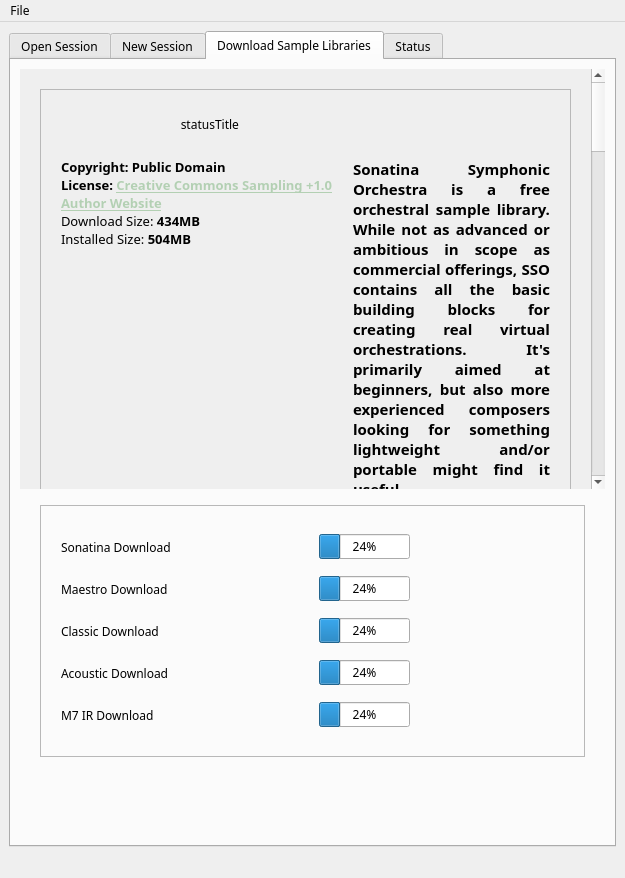
The window that oostudio/OOStudioBase.ui (ccherrett/oom) describes before a commit, drawn with Qt 5.
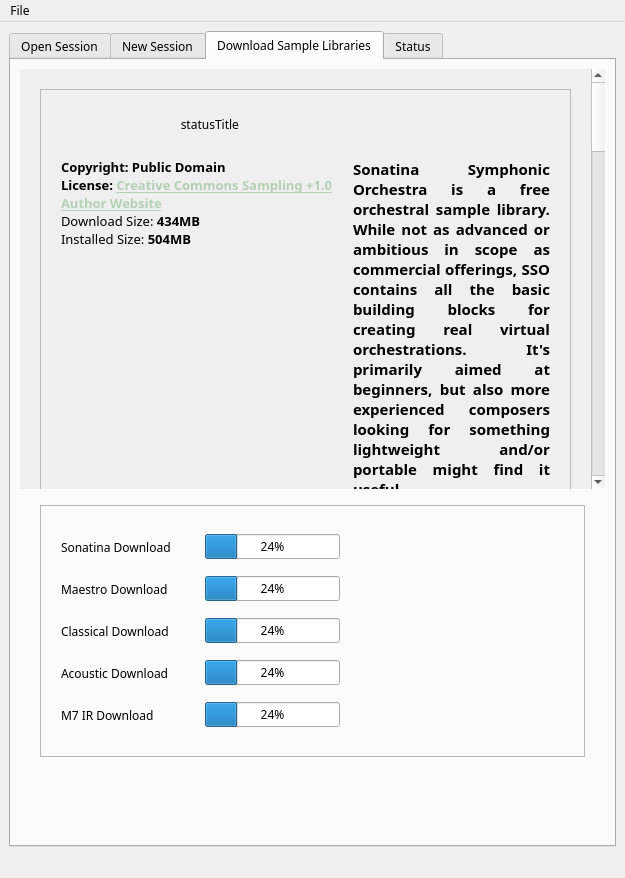
The same window after the commit. The open tabs and pages were chosen to show the change.

Commit message: OOStudio: Show donate button at all times during download

The edit to the form file:
```diff
--- a/oostudio/OOStudioBase.ui
+++ b/oostudio/OOStudioBase.ui
@@ -2605,27 +2605,39 @@
                  <number>20</number>
                 </property>
                 <item>
-                 <layout class="QHBoxLayout" name="horizontalLayout_30">
+                 <layout class="QGridLayout" name="gridLayout">
+                  <property name="sizeConstraint">
+                   <enum>QLayout::SetDefaultConstraint</enum>
+                  </property>
+                  <property name="horizontalSpacing">
+                   <number>4</number>
+                  </property>
+                  <property name="verticalSpacing">
+                   <number>0</number>
+                  </property>
                   <property name="topMargin">
                    <number>0</number>
                   </property>
-                  <item>
+                  <property name="bottomMargin">
+                   <number>0</number>
+                  </property>
+                  <item row="0" column="0">
                    <widget class="QLabel" name="label_25">
                     <property name="sizePolicy">
-                     <sizepolicy hsizetype="Fixed" vsizetype="Preferred">
+                     <sizepolicy hsizetype="Preferred" vsizetype="Preferred">
                       <horstretch>0</horstretch>
                       <verstretch>0</verstretch>
                      </sizepolicy>
                     </property>
                     <property name="minimumSize">
                      <size>
-                      <width>150</width>
+                      <width>140</width>
                       <height>0</height>
                      </size>
                     </property>
                     <property name="maximumSize">
                      <size>
-                      <width>150</width>
+                      <width>16777215</width>
                       <height>16777215</height>
                      </size>
                     </property>
@@ -2637,46 +2649,14 @@
                     </property>
                    </widget>
                   </item>
-                  <item>
-                   <widget class="QToolButton" name="m_btnDonateSonatina">
-                    <property name="text">
-                     <string/>
-                    </property>
-                    <property name="iconSize">
-                     <size>
-                      <width>100</width>
-                      <height>35</height>
-                     </size>
-                    </property>
-                    <property name="autoRaise">
-                     <bool>true</bool>
-                    </property>
-                   </widget>
-                  </item>
-                  <item>
+                  <item row="0" column="2">
                    <widget class="QProgressBar" name="m_progressSonatina">
                     <property name="value">
                      <number>24</number>
                     </property>
                    </widget>
                   </item>
-                  <item>
-                   <spacer name="horizontalSpacer_24">
-                    <property name="orientation">
-                     <enum>Qt::Horizontal</enum>
-                    </property>
-                    <property name="sizeType">
-                     <enum>QSizePolicy::MinimumExpanding</enum>
-                    </property>
-                    <property name="sizeHint" stdset="0">
-                     <size>
-                      <width>2</width>
-                      <height>20</height>
-                     </size>
-                    </property>
-                   </spacer>
-                  </item>
-                  <item>
+                  <item row="0" column="4">
                    <widget class="QToolButton" name="m_btnCancelSonatina">
                     <property name="text">
                      <string/>
@@ -2692,30 +2672,23 @@
                     </property>
                    </widget>
                   </item>
-                 </layout>
-                </item>
-                <item>
-                 <layout class="QHBoxLayout" name="horizontalLayout_31">
-                  <property name="topMargin">
-                   <number>0</number>
-                  </property>
-                  <item>
+                  <item row="1" column="0">
                    <widget class="QLabel" name="label_26">
                     <property name="sizePolicy">
-                     <sizepolicy hsizetype="Fixed" vsizetype="Preferred">
+                     <sizepolicy hsizetype="Preferred" vsizetype="Preferred">
                       <horstretch>0</horstretch>
                       <verstretch>0</verstretch>
                      </sizepolicy>
                     </property>
                     <property name="minimumSize">
                      <size>
-                      <width>150</width>
+                      <width>140</width>
                       <height>0</height>
                      </size>
                     </property>
                     <property name="maximumSize">
                      <size>
-                      <width>150</width>
+                      <width>16777215</width>
                       <height>16777215</height>
                      </size>
                     </property>
@@ -2727,46 +2700,14 @@
                     </property>
                    </widget>
                   </item>
-                  <item>
-                   <widget class="QToolButton" name="m_btnDonateMaestro">
-                    <property name="text">
-                     <string/>
-                    </property>
-                    <property name="iconSize">
-                     <size>
-                      <width>100</width>
-                      <height>35</height>
-                     </size>
-                    </property>
-                    <property name="autoRaise">
-                     <bool>true</bool>
-                    </property>
-                   </widget>
-                  </item>
-                  <item>
+                  <item row="1" column="2">
                    <widget class="QProgressBar" name="m_progressMaestro">
                     <property name="value">
                      <number>24</number>
                     </property>
                    </widget>
                   </item>
-                  <item>
-                   <spacer name="horizontalSpacer_25">
-                    <property name="orientation">
-                     <enum>Qt::Horizontal</enum>
-                    </property>
-                    <property name="sizeType">
-                     <enum>QSizePolicy::MinimumExpanding</enum>
-                    </property>
-                    <property name="sizeHint" stdset="0">
-                     <size>
-                      <width>2</width>
-                      <height>20</height>
-                     </size>
-                    </property>
-                   </spacer>
-                  </item>
-                  <item>
+                  <item row="1" column="4">
                    <widget class="QToolButton" name="m_btnCancelMaestro">
                     <property name="text">
                      <string/>
@@ -2782,81 +2723,42 @@
                     </property>
                    </widget>
                   </item>
-                 </layout>
-                </item>
-                <item>
-                 <layout class="QHBoxLayout" name="horizontalLayout_32">
-                  <property name="topMargin">
-                   <number>0</number>
-                  </property>
-                  <item>
+                  <item row="2" column="0">
                    <widget class="QLabel" name="label_27">
                     <property name="sizePolicy">
-                     <sizepolicy hsizetype="Fixed" vsizetype="Preferred">
+                     <sizepolicy hsizetype="Preferred" vsizetype="Preferred">
                       <horstretch>0</horstretch>
                       <verstretch>0</verstretch>
                      </sizepolicy>
                     </property>
                     <property name="minimumSize">
                      <size>
-                      <width>150</width>
+                      <width>140</width>
                       <height>0</height>
                      </size>
                     </property>
                     <property name="maximumSize">
                      <size>
-                      <width>150</width>
+                      <width>16777215</width>
                       <height>16777215</height>
                      </size>
                     </property>
                     <property name="text">
-                     <string>Classic Download</string>
+                     <string>Classical Download</string>
                     </property>
                     <property name="alignment">
                      <set>Qt::AlignLeading|Qt::AlignLeft|Qt::AlignVCenter</set>
                     </property>
                    </widget>
                   </item>
-                  <item>
-                   <widget class="QToolButton" name="m_btnDonateClassic">
-                    <property name="text">
-                     <string/>
-                    </property>
-                    <property name="iconSize">
-                     <size>
-                      <width>100</width>
-                      <height>35</height>
-                     </size>
-                    </property>
-                    <property name="autoRaise">
-                     <bool>true</bool>
-                    </property>
-                   </widget>
-                  </item>
-                  <item>
+                  <item row="2" column="2">
                    <widget class="QProgressBar" name="m_progressClassic">
                     <property name="value">
                      <number>24</number>
                     </property>
                    </widget>
                   </item>
-                  <item>
-                   <spacer name="horizontalSpacer_28">
-                    <property name="orientation">
-                     <enum>Qt::Horizontal</enum>
-                    </property>
-                    <property name="sizeType">
-                     <enum>QSizePolicy::MinimumExpanding</enum>
-                    </property>
-                    <property name="sizeHint" stdset="0">
-                     <size>
-                      <width>2</width>
-                      <height>20</height>
-                     </size>
-                    </property>
-                   </spacer>
-                  </item>
-                  <item>
+                  <item row="2" column="4">
                    <widget class="QToolButton" name="m_btnCancelClassic">
                     <property name="text">
                      <string/>
@@ -2872,30 +2774,23 @@
                     </property>
                    </widget>
                   </item>
-                 </layout>
-                </item>
-                <item>
-                 <layout class="QHBoxLayout" name="horizontalLayout_35">
-                  <property name="topMargin">
-                   <number>0</number>
-                  </property>
-                  <item>
+                  <item row="3" column="0">
                    <widget class="QLabel" name="label_30">
                     <property name="sizePolicy">
-                     <sizepolicy hsizetype="Fixed" vsizetype="Preferred">
+                     <sizepolicy hsizetype="Preferred" vsizetype="Preferred">
                       <horstretch>0</horstretch>
                       <verstretch>0</verstretch>
                      </sizepolicy>
                     </property>
                     <property name="minimumSize">
                      <size>
-                      <width>150</width>
+                      <width>140</width>
                       <height>0</height>
                      </size>
                     </property>
                     <property name="maximumSize">
                      <size>
-                      <width>150</width>
+                      <width>16777215</width>
                       <height>16777215</height>
                      </size>
                     </property>
@@ -2907,46 +2802,14 @@
                     </property>
                    </widget>
                   </item>
-                  <item>
-                   <widget class="QToolButton" name="m_btnDonateAcoustic">
-                    <property name="text">
-                     <string/>
-                    </property>
-                    <property name="iconSize">
-                     <size>
-                      <width>100</width>
-                      <height>35</height>
-                     </size>
-                    </property>
-                    <property name="autoRaise">
-                     <bool>true</bool>
-                    </property>
-                   </widget>
-                  </item>
-                  <item>
+                  <item row="3" column="2">
                    <widget class="QProgressBar" name="m_progressAcoustic">
                     <property name="value">
                      <number>24</number>
                     </property>
                    </widget>
                   </item>
-                  <item>
-                   <spacer name="horizontalSpacer_26">
-                    <property name="orientation">
-                     <enum>Qt::Horizontal</enum>
-                    </property>
-                    <property name="sizeType">
-                     <enum>QSizePolicy::MinimumExpanding</enum>
-                    </property>
-                    <property name="sizeHint" stdset="0">
-                     <size>
-                      <width>2</width>
-                      <height>20</height>
-                     </size>
-                    </property>
-                   </spacer>
-                  </item>
-                  <item>
+                  <item row="3" column="4">
                    <widget class="QToolButton" name="m_btnCancelAcoustic">
                     <property name="text">
                      <string/>
@@ -2962,30 +2825,23 @@
                     </property>
                    </widget>
                   </item>
-                 </layout>
-                </item>
-                <item>
-                 <layout class="QHBoxLayout" name="horizontalLayout_36">
-                  <property name="topMargin">
-                   <number>0</number>
-                  </property>
-                  <item>
+                  <item row="4" column="0">
                    <widget class="QLabel" name="label_31">
                     <property name="sizePolicy">
-                     <sizepolicy hsizetype="Fixed" vsizetype="Preferred">
+                     <sizepolicy hsizetype="Preferred" vsizetype="Preferred">
                       <horstretch>0</horstretch>
                       <verstretch>0</verstretch>
                      </sizepolicy>
                     </property>
                     <property name="minimumSize">
                      <size>
-                      <width>150</width>
+                      <width>140</width>
                       <height>0</height>
                      </size>
                     </property>
                     <property name="maximumSize">
                      <size>
-                      <width>150</width>
+                      <width>16777215</width>
                       <height>16777215</height>
                      </size>
                     </property>
@@ -2997,47 +2853,113 @@
                     </property>
                    </widget>
                   </item>
-                  <item>
-                   <widget class="QToolButton" name="m_btnDonateM7">
-                    <property name="text">
-                     <string/>
-                    </property>
-                    <property name="iconSize">
-                     <size>
-                      <width>100</width>
-                      <height>35</height>
-                     </size>
-                    </property>
-                    <property name="autoRaise">
-                     <bool>true</bool>
-                    </property>
-                   </widget>
-                  </item>
-                  <item>
+                  <item row="4" column="2">
                    <widget class="QProgressBar" name="m_progressM7">
                     <property name="value">
                      <number>24</number>
                     </property>
                    </widget>
                   </item>
-                  <item>
-                   <spacer name="horizontalSpacer_27">
-                    <property name="orientation">
-                     <enum>Qt::Horizontal</enum>
-                    </property>
-                    <property name="sizeType">
-                     <enum>QSizePolicy::MinimumExpanding</enum>
-                    </property>
-                    <property name="sizeHint" stdset="0">
-                     <size>
-                      <width>2</width>
-                      <height>20</height>
-                     </size>
-                    </property>
-                   </spacer>
-                  </item>
-                  <item>
+                  <item row="4" column="4">
                    <widget class="QToolButton" name="m_btnCancelM7">
+                    <property name="toolTip">
+                     <string>Cancel download or clear progress when complete</string>
+                    </property>
+                    <property name="text">
+                     <string/>
+                    </property>
+                    <property name="iconSize">
+                     <size>
+                      <width>100</width>
+                      <height>35</height>
+                     </size>
+                    </property>
+                    <property name="autoRaise">
+                     <bool>true</bool>
+                    </property>
+                   </widget>
+                  </item>
+                  <item row="0" column="3">
+                   <widget class="QToolButton" name="m_btnDonateSonatina">
+                    <property name="toolTip">
+                     <string>Click Sonatina website</string>
+                    </property>
+                    <property name="text">
+                     <string/>
+                    </property>
+                    <property name="iconSize">
+                     <size>
+                      <width>100</width>
+                      <height>35</height>
+                     </size>
+                    </property>
+                    <property name="autoRaise">
+                     <bool>true</bool>
+                    </property>
+                   </widget>
+                  </item>
+                  <item row="1" column="3">
+                   <widget class="QToolButton" name="m_btnDonateMaestro">
+                    <property name="toolTip">
+                     <string>Click for Maestro website</string>
+                    </property>
+                    <property name="text">
+                     <string/>
+                    </property>
+                    <property name="iconSize">
+                     <size>
+                      <width>100</width>
+                      <height>35</height>
+                     </size>
+                    </property>
+                    <property name="autoRaise">
+                     <bool>true</bool>
+                    </property>
+                   </widget>
+                  </item>
+                  <item row="2" column="3">
+                   <widget class="QToolButton" name="m_btnDonateClassic">
+                    <property name="toolTip">
+                     <string>Click for Classical Guitar website</string>
+                    </property>
+                    <property name="text">
+                     <string/>
+                    </property>
+                    <property name="iconSize">
+                     <size>
+                      <width>100</width>
+                      <height>35</height>
+                     </size>
+                    </property>
+                    <property name="autoRaise">
+                     <bool>true</bool>
+                    </property>
+                   </widget>
+                  </item>
+                  <item row="3" column="3">
+                   <widget class="QToolButton" name="m_btnDonateAcoustic">
+                    <property name="toolTip">
+                     <string>Click for Acoustic Guitar website</string>
+                    </property>
+                    <property name="text">
+                     <string/>
+                    </property>
+                    <property name="iconSize">
+                     <size>
+                      <width>100</width>
+                      <height>35</height>
+                     </size>
+                    </property>
+                    <property name="autoRaise">
+                     <bool>true</bool>
+                    </property>
+                   </widget>
+                  </item>
+                  <item row="4" column="3">
+                   <widget class="QToolButton" name="m_btnDonateM7">
+                    <property name="toolTip">
+                     <string>Click for Samplicity website</string>
+                    </property>
                     <property name="text">
                      <string/>
                     </property>
```
Left out of the diff: 78 changed lines with no effect on the pictures. Lines whose indentation alone changed are shown as unchanged. The commit also changes 2 other files.
